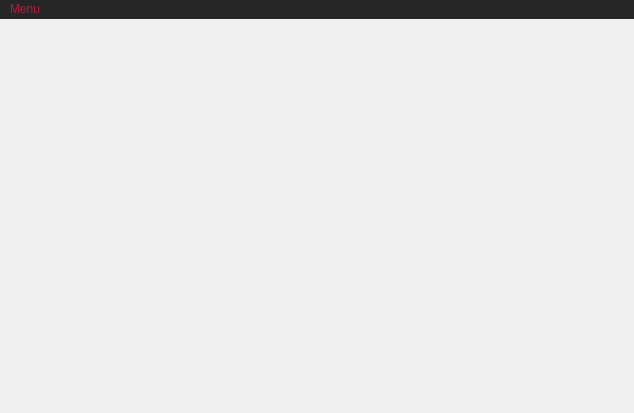
The window that QT GUI Aion Hack/QtGuiApplication1.ui (AyserJamshidi/QT-GUI-Aion-Hack) describes before a commit, drawn with Qt 5.
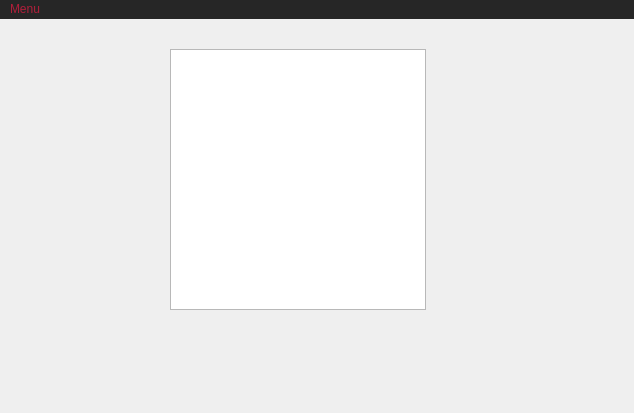
The same window after the commit.

```diff
--- a/QT GUI Aion Hack/QtGuiApplication1.ui
+++ b/QT GUI Aion Hack/QtGuiApplication1.ui
@@ -79,7 +79,7 @@
      <number>0</number>
     </property>
     <property name="currentIndex">
-     <number>0</number>
+     <number>2</number>
     </property>
     <widget class="QWidget" name="mainPage_StackedWidget">
      <widget class="QLabel" name="mainPage_LoadingGif">
@@ -137,6 +137,24 @@
       </property>
      </widget>
     </widget>
+    <widget class="QWidget" name="attach_StackedWidget">
+     <widget class="QTableWidget" name="attach_tableWidget">
+      <property name="geometry">
+       <rect>
+        <x>170</x>
+        <y>30</y>
+        <width>256</width>
+        <height>261</height>
+       </rect>
+      </property>
+      <property name="frameShape">
+       <enum>QFrame::StyledPanel</enum>
+      </property>
+      <property name="frameShadow">
+       <enum>QFrame::Sunken</enum>
+      </property>
+     </widget>
+    </widget>
    </widget>
   </widget>
   <widget class="QMenuBar" name="menuBar">
```
Left out of the diff: 8 changed lines with no effect on the pictures.
